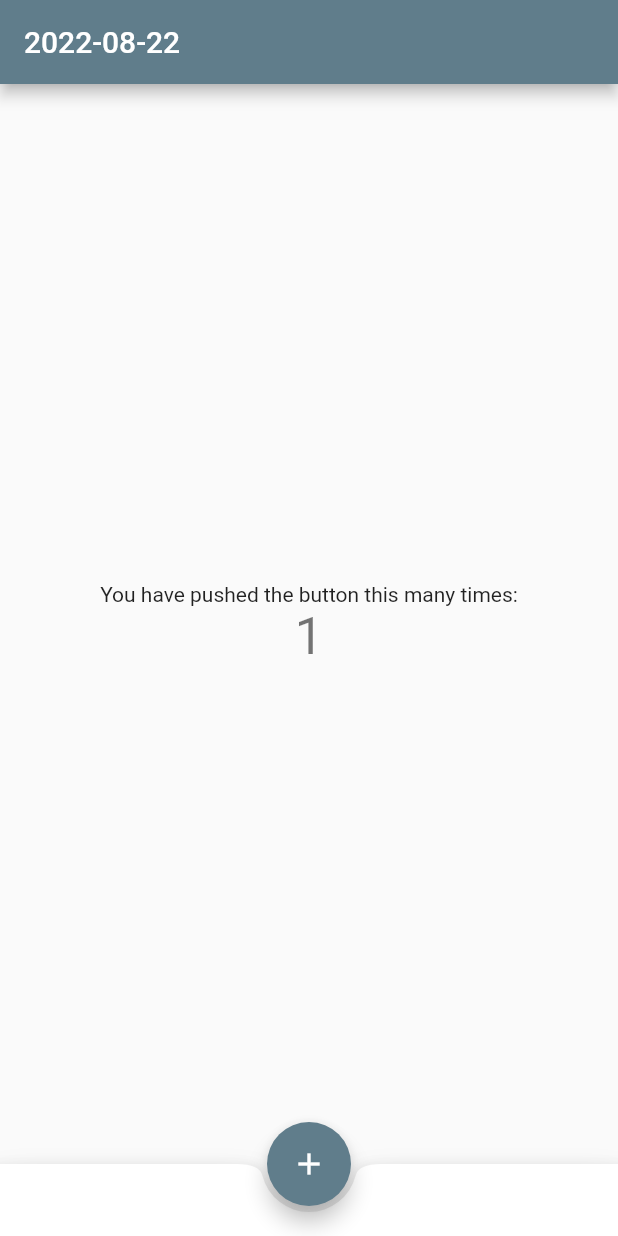
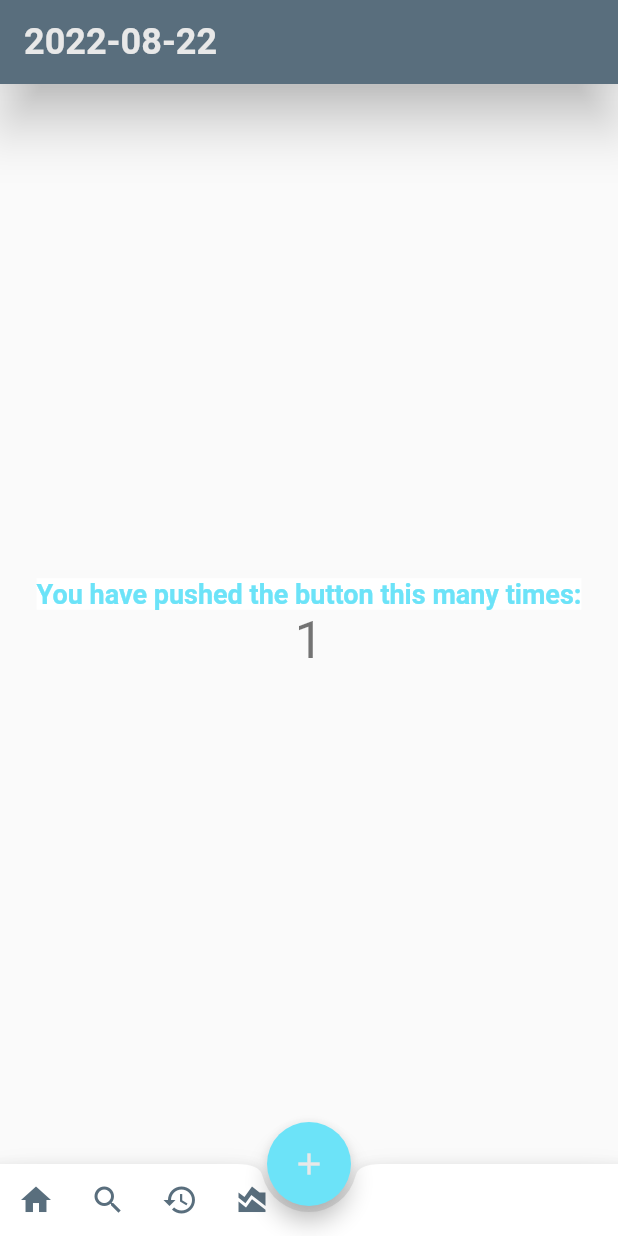
Before and after one commit to YutaFujii0/nobu_app, a Flutter app: the screen it shows after launch, after a tap on the "add" icon, on a phone screen of 412 x 824 dp. Run offline on Flutter 3.47's test engine with Material 2 defaults, Android fonts, the phone set to English and light mode, and no system bars; Roboto replaces fonts that are missing (Allison).

Commit message:
Refactor directory; Add provider

```diff
--- /dev/null
+++ b/lib/app.dart
@@ -0,0 +1,19 @@
+import 'package:flutter/material.dart';
+import 'package:provider/provider.dart';
+
+import '/models/global_theme.dart';
+import './screens/home/base.dart';
+
+class MyApp extends StatelessWidget {
+  const MyApp({Key? key}) : super(key: key);
+
+  @override
+  Widget build(BuildContext context) {
+    final ThemeData globalTheme = Provider.of<GlobalTheme>(context).globalTheme;
+    return MaterialApp(
+      title: 'Nobu Diary',
+      theme: globalTheme,
+      home: const MyHomePage(),
+    );
+  }
+}
--- a/lib/main.dart
+++ b/lib/main.dart
@@ -1,139 +1,17 @@
 import 'package:flutter/material.dart';
+import 'package:provider/provider.dart';
+import '/app.dart';
+import '/models/global_theme.dart';
 
 void main() {
-  runApp(const MyApp());
+  runApp(
+    MultiProvider(
+      providers: [
+        Provider<GlobalTheme>(
+          create: (context) => GlobalTheme(),
+        )
+      ],
+      child: const MyApp(),
+    )
+  );
 }
-
-class MyApp extends StatelessWidget {
-  const MyApp({Key? key}) : super(key: key);
-
-  // This widget is the root of your application.
-  @override
-  Widget build(BuildContext context) {
-    return MaterialApp(
-      title: 'Nobu Diary',
-      theme: ThemeData(
-        primarySwatch: Colors.blueGrey,
-      ),
-      home: const MyHomePage(),
-    );
-  }
-}
-
-class MyHomePage extends StatefulWidget {
-  const MyHomePage({Key? key}) : super(key: key);
-  @override
-  State<MyHomePage> createState() => _MyHomePageState();
-}
-
-class _MyHomePageState extends State<MyHomePage> {
-  int _counter = 0;
-  String _date = _today();
-  bool _showFab = true;
-  bool _showNotch = true;
-  FloatingActionButtonLocation _fabLocation =
-      FloatingActionButtonLocation.endDocked;
-
-
-  static String _today() {
-    DateTime now = new DateTime.now();
-    DateTime date = new DateTime(now.year, now.month, now.day);
-    return date.toString().replaceAll("00:00:00.000", "");
-  }
-
-  void _incrementCounter() {
-    setState(() {
-      // This call to setState tells the Flutter framework that something has
-      // changed in this State, which causes it to rerun the build method below
-      // so that the display can reflect the updated values. If we changed
-      // _counter without calling setState(), then the build method would not be
-      // called again, and so nothing would appear to happen.
-      _counter++;
-    });
-  }
-
-  @override
-  Widget build(BuildContext context) {
-    return Scaffold(
-      appBar: AppBar(
-        title: Text(_date),
-      ),
-      body: Center(
-        child: Column(
-          mainAxisAlignment: MainAxisAlignment.center,
-          children: <Widget>[
-            const Text(
-              'You have pushed the button this many times:',
-            ),
-            Text(
-              '$_counter',
-              style: Theme.of(context).textTheme.headline4,
-            ),
-          ],
-        ),
-      ),
-      floatingActionButton: FloatingActionButton(
-        onPressed: _incrementCounter,
-        tooltip: 'Increment',
-        child: const Icon(Icons.add),
-      ), // This trailing comma makes auto-formatting nicer for build methods.
-      bottomNavigationBar: _BottomAppBar(
-        fabLocation: _fabLocation,
-        shape: _showNotch ? const CircularNotchedRectangle() : null,
-      ),
-      floatingActionButtonLocation: FloatingActionButtonLocation.centerDocked,
-    );
-  }
-}
-
-class _BottomAppBar extends StatelessWidget {
-  const _BottomAppBar({
-    this.fabLocation = FloatingActionButtonLocation.endDocked,
-    this.shape = const CircularNotchedRectangle(),
-  });
-
-  final FloatingActionButtonLocation fabLocation;
-  final NotchedShape? shape;
-
-  static final List<FloatingActionButtonLocation> centerLocations =
-  <FloatingActionButtonLocation>[
-    FloatingActionButtonLocation.centerDocked,
-    FloatingActionButtonLocation.centerFloat,
-  ];
-
-  @override
-  Widget build(BuildContext context) {
-    return BottomAppBar(
-      shape: shape,
-      color: Colors.white,
-      child: IconTheme(
-        data: IconThemeData(color: Theme.of(context).colorScheme.onPrimary),
-        child: Row(
-          children: <Widget>[
-            IconButton(
-              tooltip: 'Home',
-              icon: const Icon(Icons.home),
-              onPressed: () {},
-            ),
-            if (centerLocations.contains(fabLocation)) const Spacer(),
-            IconButton(
-              tooltip: 'Search',
-              icon: const Icon(Icons.search),
-              onPressed: () {},
-            ),
-            IconButton(
-              tooltip: 'History',
-              icon: const Icon(Icons.history),
-              onPressed: () {},
-            ),
-            IconButton(
-              tooltip: 'Data',
-              icon: const Icon(Icons.area_chart),
-              onPressed: () {},
-            ),
-          ],
-        ),
-      ),
-    );
-  }
-}
--- /dev/null
+++ b/lib/models/global_theme.dart
@@ -0,0 +1,72 @@
+import 'package:flutter/material.dart';
+
+
+const Color customBlueGrey = Color(0xff596e7d);
+const Color customLightBlue = Color(0xff6ce3f8);
+const Color customWhite = Color(0xffe8e8e8);
+const Color customLightWhite = Colors.white;
+
+class GlobalTheme {
+  final globalTheme = ThemeData(
+    colorScheme: _customColorScheme,
+    textTheme: const TextTheme(
+      bodyText1: TextStyle(
+        fontSize: 22,
+        color: customLightBlue,
+      ),
+      bodyText2: TextStyle(
+        color: customLightBlue,
+        fontSize: 18,
+        fontWeight: FontWeight.bold,
+        backgroundColor: customLightWhite,
+      ),
+      caption: TextStyle(
+        fontSize: 16,
+        fontWeight: FontWeight.bold,
+        fontStyle: FontStyle.italic,
+        color: customLightBlue,
+        backgroundColor: customLightWhite,
+      ),
+      headline1: TextStyle(
+        color: customLightBlue,
+        fontSize: 60,
+        fontFamily: 'Allison',
+        fontWeight: FontWeight.bold,
+      ),
+      headline2: TextStyle(
+        color: customLightBlue,
+        fontSize: 25,
+        fontWeight: FontWeight.bold,
+      ),
+    ),
+    appBarTheme: const AppBarTheme(
+      backgroundColor: customBlueGrey,
+      // This will control the "back" icon
+      iconTheme: IconThemeData(color: customLightBlue),
+      // This will control action icon buttons that locates on the right
+      actionsIconTheme: IconThemeData(color: customWhite),
+      centerTitle: false,
+      elevation: 15,
+      titleTextStyle: TextStyle(
+        color: customWhite,
+        fontWeight: FontWeight.bold,
+        fontFamily: 'Allison',
+        fontSize: 24,
+      ),
+    ),
+  );
+}
+
+const ColorScheme _customColorScheme = ColorScheme(
+  primary: customBlueGrey,
+  secondary: customLightBlue,
+  surface: customBlueGrey,
+  background: customWhite,
+  error: Colors.redAccent,
+  onPrimary: customWhite,
+  onSecondary: customWhite,
+  onSurface: customBlueGrey,
+  onBackground: customWhite,
+  onError: Colors.redAccent,
+  brightness: Brightness.light,
+);
--- /dev/null
+++ b/lib/screens/components/bottom_menu.dart
@@ -0,0 +1,52 @@
+import 'package:flutter/material.dart';
+
+class BottomMenu extends StatelessWidget {
+  const BottomMenu({
+    this.fabLocation = FloatingActionButtonLocation.endDocked,
+    this.shape = const CircularNotchedRectangle(),
+  });
+
+  final FloatingActionButtonLocation fabLocation;
+  final NotchedShape? shape;
+
+  static final List<FloatingActionButtonLocation> centerLocations =
+  <FloatingActionButtonLocation>[
+    FloatingActionButtonLocation.centerDocked,
+    FloatingActionButtonLocation.centerFloat,
+  ];
+
+  @override
+  Widget build(BuildContext context) {
+    return BottomAppBar(
+      shape: shape,
+      child: IconTheme(
+        data: IconThemeData(color: Theme.of(context).colorScheme.primary),
+        child: Row(
+          children: <Widget>[
+            IconButton(
+              tooltip: 'Home',
+              icon: const Icon(Icons.home),
+              onPressed: () {},
+            ),
+            if (centerLocations.contains(fabLocation)) const Spacer(),
+            IconButton(
+              tooltip: 'Search',
+              icon: const Icon(Icons.search),
+              onPressed: () {},
+            ),
+            IconButton(
+              tooltip: 'History',
+              icon: const Icon(Icons.history),
+              onPressed: () {},
+            ),
+            IconButton(
+              tooltip: 'Data',
+              icon: const Icon(Icons.area_chart),
+              onPressed: () {},
+            ),
+          ],
+        ),
+      ),
+    );
+  }
+}
--- /dev/null
+++ b/lib/screens/home/base.dart
@@ -0,0 +1,63 @@
+import 'package:flutter/material.dart';
+import '../components/bottom_menu.dart';
+
+class MyHomePage extends StatefulWidget {
+  const MyHomePage({Key? key}) : super(key: key);
+  @override
+  State<MyHomePage> createState() => _MyHomePageState();
+}
+
+class _MyHomePageState extends State<MyHomePage> {
+  int _counter = 0;
+  String _date = _today();
+  bool _showFab = true;
+  bool _showNotch = true;
+  FloatingActionButtonLocation _fabLocation =
+      FloatingActionButtonLocation.endDocked;
+
+
+  static String _today() {
+    DateTime now = new DateTime.now();
+    DateTime date = new DateTime(now.year, now.month, now.day);
+    return date.toString().replaceAll("00:00:00.000", "");
+  }
+
+  void _incrementCounter() {
+    setState(() {
+      _counter++;
+    });
+  }
+
+  @override
+  Widget build(BuildContext context) {
+    return Scaffold(
+      appBar: AppBar(
+        title: Text(_date),
+      ),
+      body: Center(
+        child: Column(
+          mainAxisAlignment: MainAxisAlignment.center,
+          children: <Widget>[
+            const Text(
+              'You have pushed the button this many times:',
+            ),
+            Text(
+              '$_counter',
+              style: Theme.of(context).textTheme.headline4,
+            ),
+          ],
+        ),
+      ),
+      floatingActionButton: FloatingActionButton(
+        onPressed: _incrementCounter,
+        tooltip: 'Increment',
+        child: const Icon(Icons.add),
+      ), // This trailing comma makes auto-formatting nicer for build methods.
+      bottomNavigationBar: BottomMenu(
+        fabLocation: _fabLocation,
+        shape: _showNotch ? const CircularNotchedRectangle() : null,
+      ),
+      floatingActionButtonLocation: FloatingActionButtonLocation.centerDocked,
+    );
+  }
+}
```
Also changed, not shown: pubspec.yaml (+3 -10 lines), pubspec.lock.
